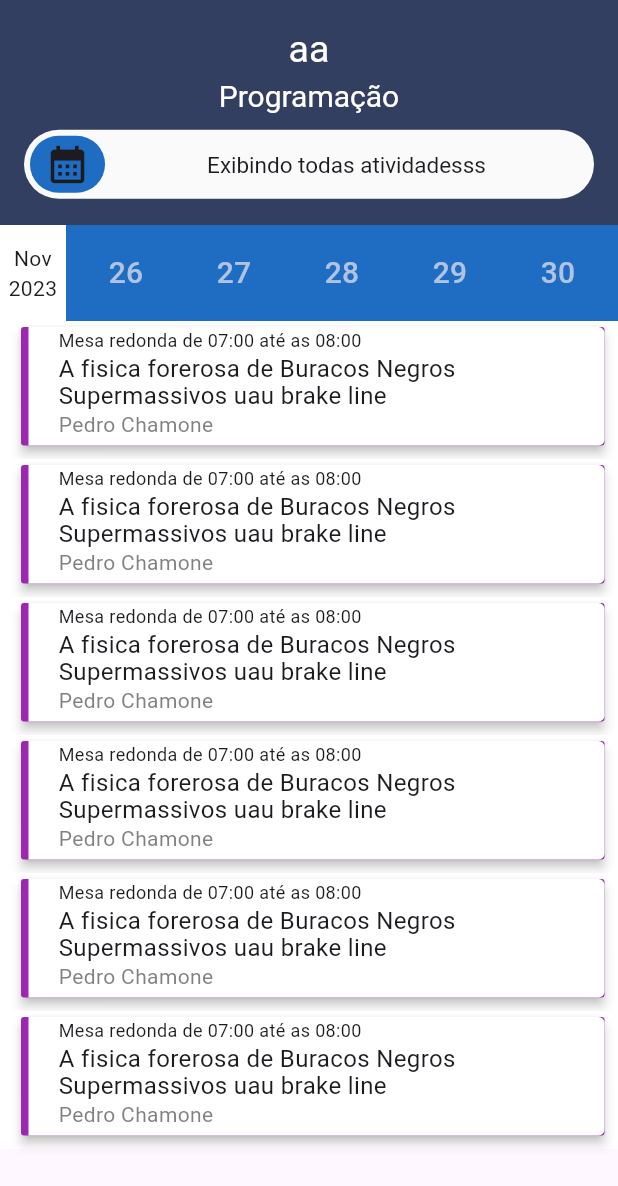
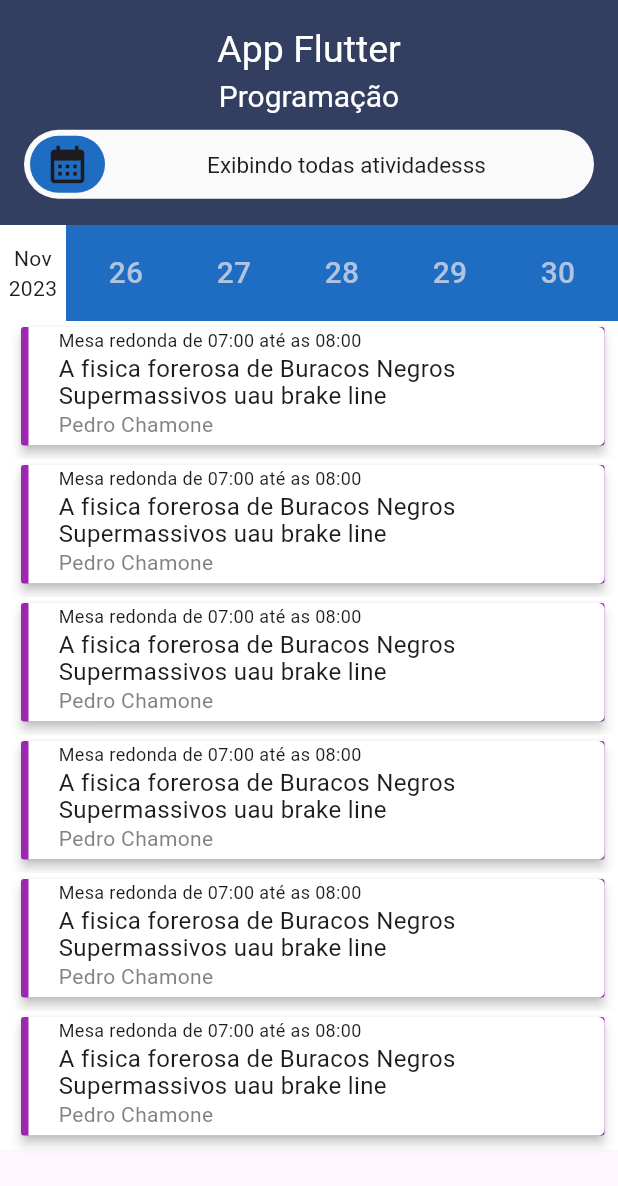
Before and after one commit to Chamonex/FlutterApps, a Flutter app: the screen it shows after launch, on a phone screen of 412 x 824 dp. Shown: the top 1186 px of the screen. Run offline on Flutter 3.47's test engine with Material 3 defaults, Android fonts, the phone set to English and light mode, and no system bars.

Commit message:
pequenas mudanças no event app

```diff
--- a/events_app/lib/pages/home_page.dart
+++ b/events_app/lib/pages/home_page.dart
@@ -16,12 +16,8 @@ class homePage extends StatefulWidget {
 
 class _homePageState extends State<homePage> {
 
-  EventList? _eventList;
-  String _rbtest = "aa";
-
   void initState() {
     super.initState();
-    print("INICIEI O STATE");
     _loadJson();
   }
 
@@ -32,7 +28,7 @@ class _homePageState extends State<homePage> {
     EventList e = EventList.fromJson(jsonMap);
 
     setState(() {
-      _eventList = e;
+      // _eventList = e;
     });
   }
 
@@ -49,7 +45,7 @@ class _homePageState extends State<homePage> {
         title: Column(
           mainAxisAlignment: MainAxisAlignment.end,
           children: [
-            Text(_rbtest, style: TextStyle(fontSize: 25, color: Colors.white),),
+            Text("App Flutter", style: TextStyle(fontSize: 25, color: Colors.white),),
             // Text('$_itensCount', style: TextStyle(fontSize: 25, color: Colors.white),),
             Container(
               padding: EdgeInsets.fromLTRB(0, 2, 0, 10),
```
Also changed, not shown: events_app/lib/controller/content_controller.dart (added, +20 -0 lines).
